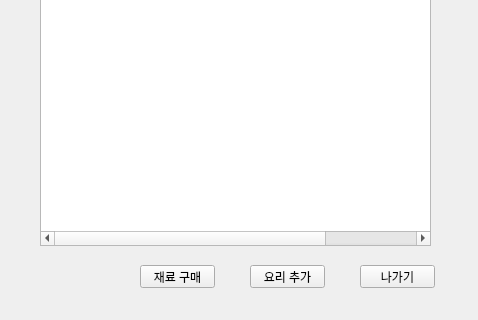
Qt form ui/main.ui (ElisaBluebell/project7smartstore) before a commit; both pictures show x 0 to 478 and y 365 to 685 of the 478 by 685 pixel window.
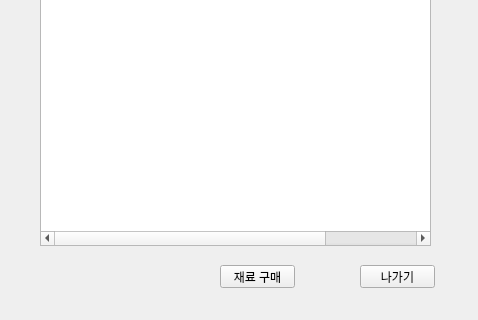
The same form after that commit. The open tabs and pages were chosen to show the change.

```diff
--- a/ui/main.ui
+++ b/ui/main.ui
@@ -141,19 +141,6 @@
       <set>Qt::AlignCenter</set>
      </property>
     </widget>
-    <widget class="QPushButton" name="bom_new_menu">
-     <property name="geometry">
-      <rect>
-       <x>240</x>
-       <y>620</y>
-       <width>75</width>
-       <height>23</height>
-      </rect>
-     </property>
-     <property name="text">
-      <string>요리 추가</string>
-     </property>
-    </widget>
     <widget class="QLabel" name="bom_table_title">
      <property name="geometry">
       <rect>
@@ -233,7 +220,7 @@
     <widget class="QPushButton" name="buy_ingredient">
      <property name="geometry">
       <rect>
-       <x>130</x>
+       <x>210</x>
        <y>620</y>
        <width>75</width>
        <height>23</height>
```
Left out of the diff: 2 changed lines with no effect on the pictures.
